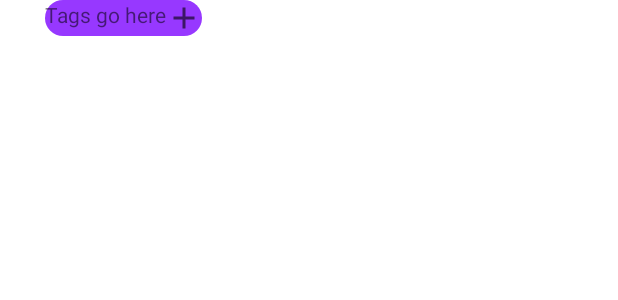
After one commit to Capstone-Projects-2021-Spring/project-phototag-android, an Android app: the layout tag_item_2.xml on its own in the app's theme, with its tools: preview values and no code run, on a phone screen of 412 x 824 dp. The commit adds this screen. Shown: the top 300 px of the screen. Run offline under Robolectric (Android 15) with nearby library versions, the phone set to English and light mode, and no system bars.

Commit message:
Autotags are now separate textviews

```diff
--- /dev/null
+++ b/app/src/main/res/layout/tag_item_2.xml
@@ -0,0 +1,18 @@
+<?xml version="1.0" encoding="utf-8"?>
+<LinearLayout xmlns:android="http://schemas.android.com/apk/res/android"
+    xmlns:app="http://schemas.android.com/apk/res-auto"
+    android:layout_width="match_parent"
+    android:layout_height="match_parent">
+
+    <TextView
+        android:id="@+id/tags2"
+        android:layout_width="wrap_content"
+        android:layout_height="wrap_content"
+        android:layout_marginLeft="30dp"
+        android:layout_marginRight="-100dp"
+        android:background="@drawable/text_view_design"
+        android:text="Tags go here"
+        android:drawableRight="@drawable/ic_add_2"
+        />
+
+</LinearLayout>
```
Also changed, not shown: app/src/main/java/edu/temple/phototag/SinglePhotoViewFragment.java (+53 -5 lines), app/src/main/res/layout/fragment_single_photo_view.xml (+18 -20 lines).
